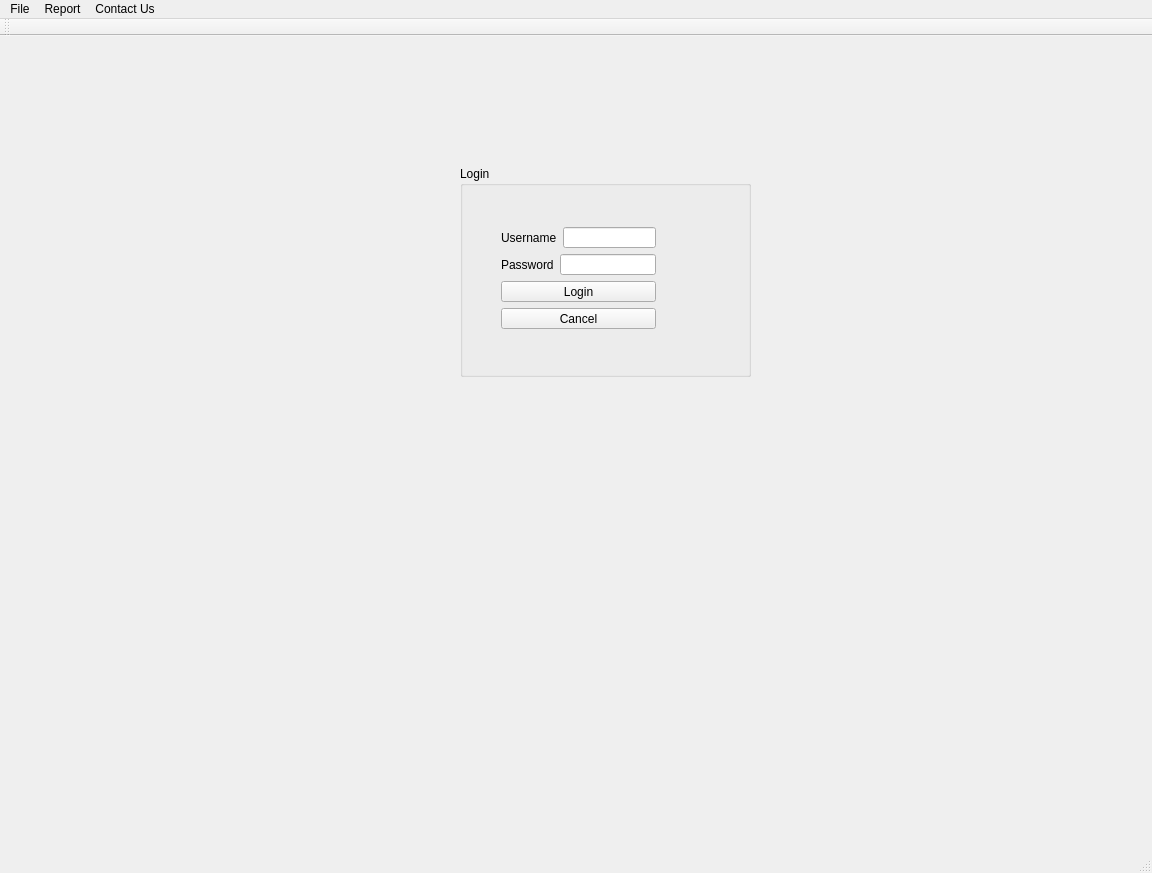
The window that Fresh-Start/mainwindow.ui (akarapetian/Brogrammers-2D-Shape-Drawer) describes before a commit, drawn with Qt 5.
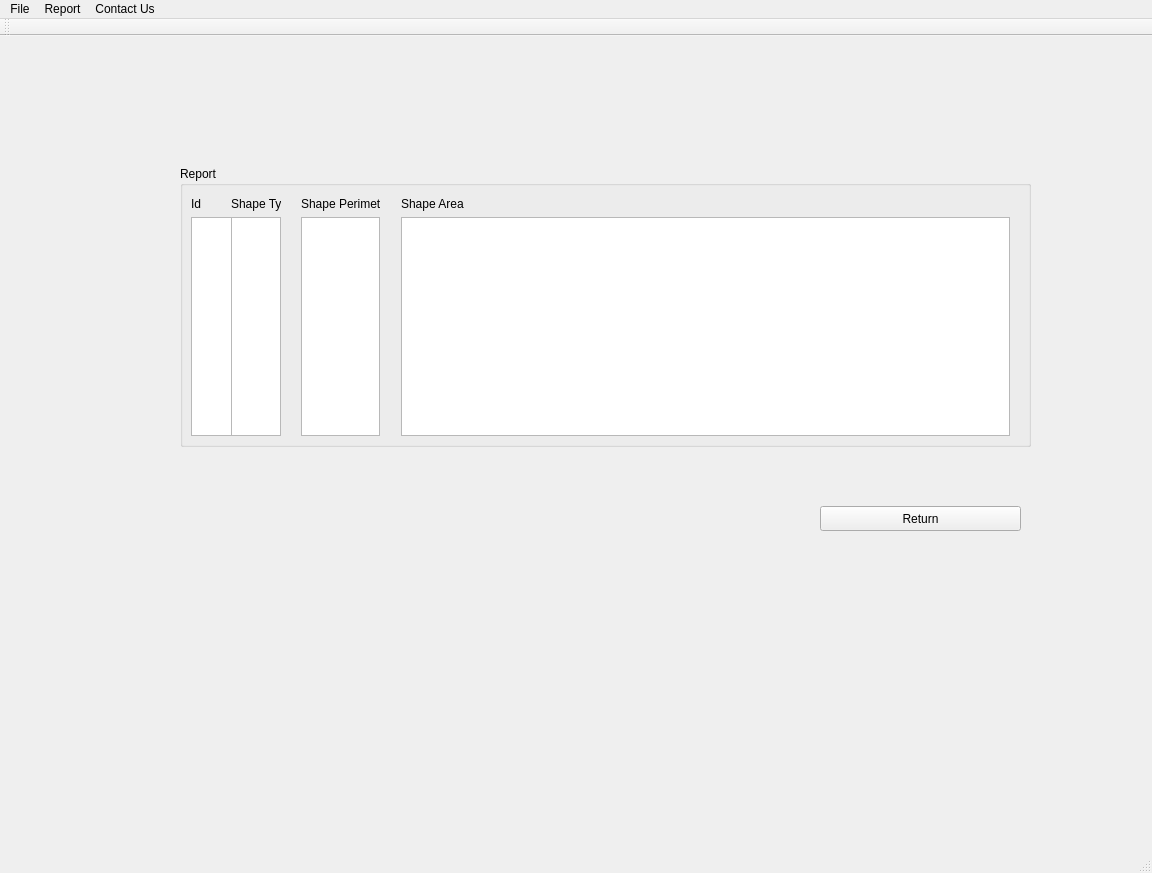
The same window after the commit. The open tabs and pages were chosen to show the change. Icons and pictures are not drawn. Custom widgets are drawn as their Qt base class.

The edit to the form file:
```diff
--- a/Fresh-Start/mainwindow.ui
+++ b/Fresh-Start/mainwindow.ui
@@ -1451,6 +1451,122 @@
       </property>
      </widget>
     </widget>
+    <widget class="QWidget" name="AllReport">
+     <widget class="QGroupBox" name="groupBox_5">
+      <property name="geometry">
+       <rect>
+        <x>170</x>
+        <y>120</y>
+        <width>851</width>
+        <height>281</height>
+       </rect>
+      </property>
+      <property name="title">
+       <string>Report</string>
+      </property>
+      <widget class="QWidget" name="layoutWidget_4">
+       <property name="geometry">
+        <rect>
+         <x>0</x>
+         <y>20</y>
+         <width>72</width>
+         <height>261</height>
+        </rect>
+       </property>
+       <layout class="QVBoxLayout" name="verticalLayout_10">
+        <item>
+         <widget class="QLabel" name="label_23">
+          <property name="text">
+           <string>Id</string>
+          </property>
+         </widget>
+        </item>
+        <item>
+         <widget class="QListWidget" name="idListWidget_3"/>
+        </item>
+       </layout>
+      </widget>
+      <widget class="QWidget" name="layoutWidget_5">
+       <property name="geometry">
+        <rect>
+         <x>110</x>
+         <y>20</y>
+         <width>101</width>
+         <height>261</height>
+        </rect>
+       </property>
+       <layout class="QVBoxLayout" name="verticalLayout_11">
+        <item>
+         <widget class="QLabel" name="label_24">
+          <property name="text">
+           <string>Shape Perimeter</string>
+          </property>
+         </widget>
+        </item>
+        <item>
+         <widget class="QListWidget" name="perimeterListWidget_2"/>
+        </item>
+       </layout>
+      </widget>
+      <widget class="QWidget" name="layoutWidget_6">
+       <property name="geometry">
+        <rect>
+         <x>40</x>
+         <y>20</y>
+         <width>72</width>
+         <height>261</height>
+        </rect>
+       </property>
+       <layout class="QVBoxLayout" name="verticalLayout_12">
+        <item>
+         <widget class="QLabel" name="label_25">
+          <property name="text">
+           <string>Shape Type</string>
+          </property>
+         </widget>
+        </item>
+        <item>
+         <widget class="QListWidget" name="typeListWidget_3"/>
+        </item>
+       </layout>
+      </widget>
+      <widget class="QWidget" name="layoutWidget">
+       <property name="geometry">
+        <rect>
+         <x>210</x>
+         <y>20</y>
+         <width>631</width>
+         <height>261</height>
+        </rect>
+       </property>
+       <layout class="QVBoxLayout" name="verticalLayout_13">
+        <item>
+         <widget class="QLabel" name="label_26">
+          <property name="text">
+           <string>Shape Area</string>
+          </property>
+         </widget>
+        </item>
+        <item>
+         <widget class="QListWidget" name="araeWidget"/>
+        </item>
+       </layout>
+      </widget>
+     </widget>
+     <widget class="QPushButton" name="returnButton_3">
+      <property name="geometry">
+       <rect>
+        <x>810</x>
+        <y>460</y>
+        <width>201</width>
+        <height>25</height>
+       </rect>
+      </property>
+      <property name="text">
+       <string>Return</string>
+      </property>
+     </widget>
+    </widget>
     <widget class="QWidget" name="ContactUsPage">
      <widget class="QLabel" name="logo">
       <property name="geometry">
@@ -1518,7 +1634,7 @@
      </widget>
     </widget>
    </widget>
-   <widget class="QWidget" name="">
+   <widget class="QWidget" name="layoutWidget">
     <property name="geometry">
      <rect>
       <x>0</x>
```
Left out of the diff: 22 changed lines with no effect on the pictures.
